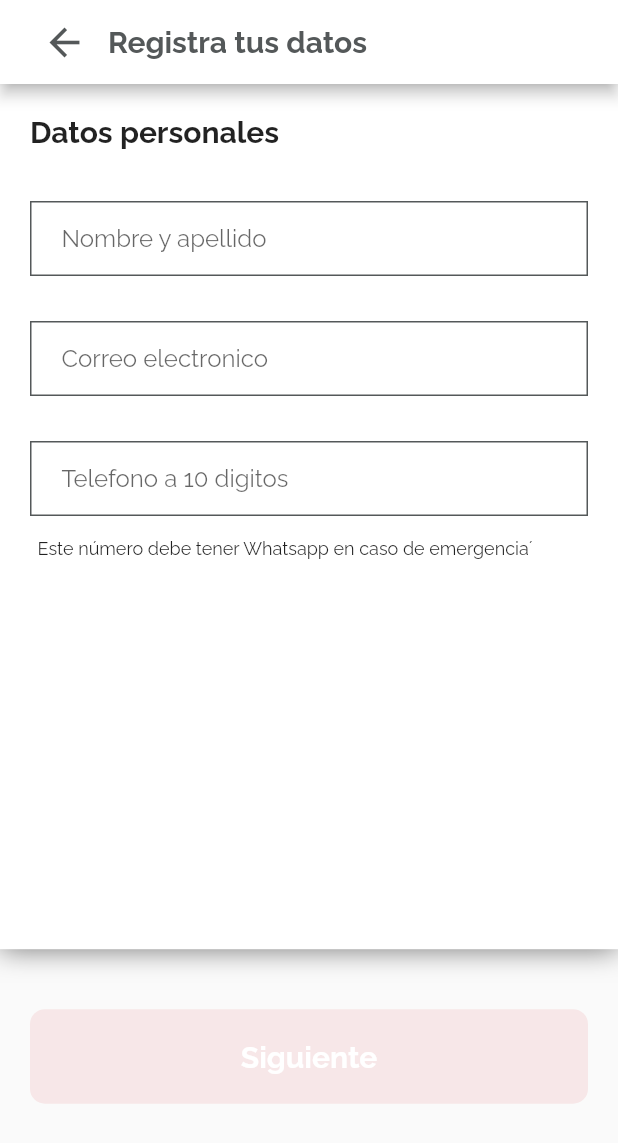
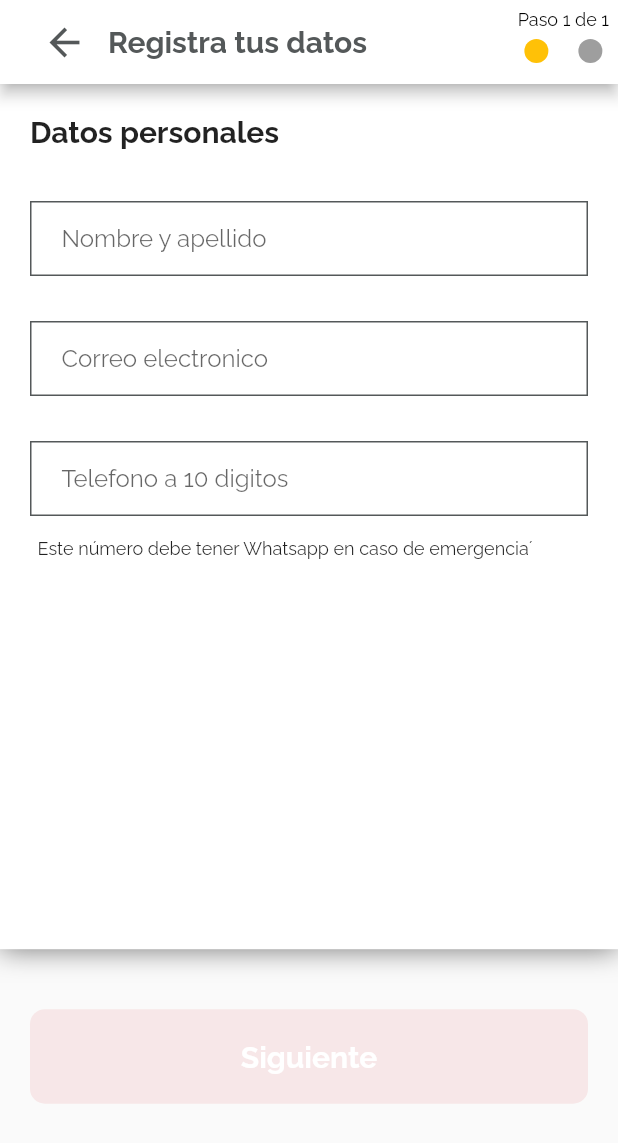
Before and after one commit to rouge2504/GrupoMexicoFrontEnd, a Flutter app: the screen it shows after launch, on a phone screen of 412 x 824 dp. Shown: the top 1143 px of the screen. Run offline on Flutter 3.47's test engine with Material 2 defaults, Android fonts, the phone set to English and light mode, and no system bars; our stand-ins replace flutter_credit_card, fluttertoast, get, get_storage, qr_flutter; missing offline and left inert: qr_code_scanner.

Commit message:
Add index

```diff
--- a/gm_frontend/lib/src/pages/register/register_controller.dart
+++ b/gm_frontend/lib/src/pages/register/register_controller.dart
@@ -16,6 +16,10 @@ class RegisterController extends GetxController {
 
   var validForm = false.obs;
   var validFormPassword = false.obs;
+
+  var activePage = 0.obs;
+
+  var pages = [].obs;
 
   RegisterController() {
     emailController.addListener(() {
@@ -43,6 +47,7 @@ class RegisterController extends GetxController {
   }
 
   void nextButton() {
+    activePage.value++;
     pageController.nextPage(
         duration: Duration(milliseconds: 250), curve: Curves.bounceInOut);
   }
--- a/gm_frontend/lib/src/pages/register/register_page.dart
+++ b/gm_frontend/lib/src/pages/register/register_page.dart
@@ -19,6 +19,9 @@ class RegisterPage extends StatelessWidget {
                 fontFamily: 'Raleway',
                 fontWeight: FontWeight.bold)),
         backgroundColor: Colors.white,
+        actions: [
+          _counterPage(),
+        ],
       ),
       body: PageView(
         physics: NeverScrollableScrollPhysics(),
@@ -31,21 +34,60 @@ class RegisterPage extends StatelessWidget {
     );
   }
 
+  Widget _counterPage() {
+    return Column(
+      children: [
+        Padding(
+          padding: const EdgeInsets.all(6.0),
+          child: Text(
+            'Paso 1 de ' + (con.activePage.value + 1).toString(),
+            style: TextStyle(color: Colors.black, fontSize: 12),
+          ),
+        ),
+        Container(
+          child: Row(
+            mainAxisAlignment: MainAxisAlignment.center,
+            children: List<Widget>.generate(
+                2,
+                (index) => Padding(
+                      padding: const EdgeInsets.symmetric(horizontal: 10),
+                      child: InkWell(
+                        child: CircleAvatar(
+                          radius: 8,
+                          // check if a dot is connected to the current page
+                          // if true, give it a different color
+                          backgroundColor: con.activePage.value == index
+                              ? Colors.amber
+                              : Colors.grey,
+                        ),
+                      ),
+                    )),
+          ),
+        ),
+      ],
+    );
+  }
+
   Widget _pageForm1(BuildContext context) {
-    return Column(
+    return SingleChildScrollView(
+      child: Column(
+        crossAxisAlignment: CrossAxisAlignment.center,
         children: [
           _boxForm(context),
           _buttonNext(context),
         ],
+      ),
     );
   }
 
   Widget _pageForm2(BuildContext context) {
-    return Column(
+    return SingleChildScrollView(
+      child: Column(
         children: [
           _boxFormPasword(context),
           _buttonRegister(context),
         ],
+      ),
     );
   }
 
```
Also changed, not shown: 1 other file. Lines whose indentation alone changed are shown as unchanged.
